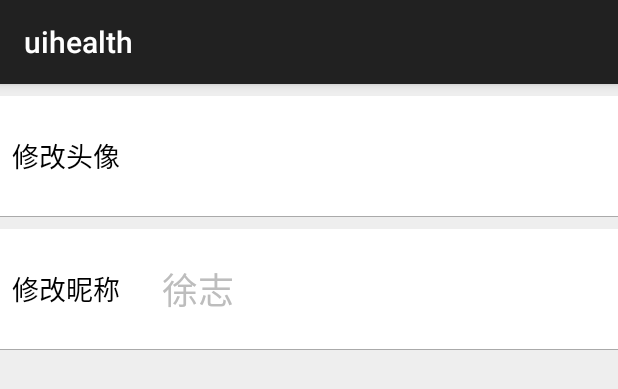
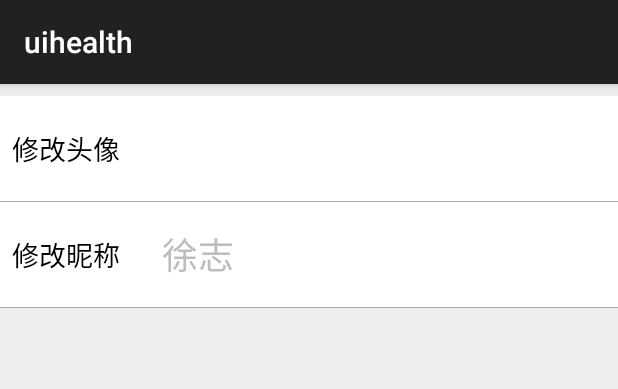
Before and after one commit to NetListener/uihealth, an Android app: the layout fragment_changinfo_layout.xml on its own in the app's theme, with its tools: preview values and no code run, on a phone screen of 412 x 824 dp. Shown: the top 389 px of the screen. Run offline under Robolectric (Android 15) with nearby library versions, the phone set to English and light mode, and no system bars; plain views replace ProgressBarCircularIndeterminate.

Commit message:
界面小修改

```diff
--- a/app/src/main/java/com/example/think/uihealth/view/activity/LoginActivity.java
+++ b/app/src/main/java/com/example/think/uihealth/view/activity/LoginActivity.java
@@ -273,7 +273,7 @@ public class LoginActivity extends AppCompatActivity {
             try {
                 //这个openid可以用来实现QQ分享之类的，他是每一个qq用户的唯一标识码
                 openidString = ((JSONObject) o).getString("openid");
-                //获得openid的hash用来作为qq登入的用户用,永远不会变，并且一一对应
+                //获得openid的hash用来作为qq登入的用户名,永远不会变，并且一一对应
                 openidHashcode = openidString.hashCode();
 
                 Log.i(TAG, String.valueOf(openidHashcode));
@@ -336,6 +336,7 @@ public class LoginActivity extends AppCompatActivity {
     private void QQRegister(final String nickname, final int openidHashcode) {
         BmobUser bmobUser = new BmobUser();
         bmobUser.setUsername(nickname+"_"+openidHashcode);
+        //QQ用户的默认密码是123456
         bmobUser.setPassword("123456");
         bmobUser.signUp(LoginActivity.this, new SaveListener() {
             @Override
--- a/app/src/main/java/com/example/think/uihealth/view/activity/StartActivity.java
+++ b/app/src/main/java/com/example/think/uihealth/view/activity/StartActivity.java
@@ -82,9 +82,9 @@ public class StartActivity extends MaterialNavigationDrawer {
 
 
         setUserEmail(simpleDateFormat.format(new Date()));
-        section_Home = newSection("我的首页", R.drawable.ic_launcher, mHomePageFragment)
+        section_Home = newSection("我的首页", R.drawable.b, mHomePageFragment)
                 .setSectionColor(basicColor);
-        section_Info = newSection("我的信息", R.drawable.ic_launcher, mUserInfoFragment)
+        section_Info = newSection("我的信息", R.drawable.myinfo, mUserInfoFragment)
                 .setSectionColor(basicColor);
 
         //添加section
@@ -211,6 +211,7 @@ public class StartActivity extends MaterialNavigationDrawer {
                     .setPositiveButton("是", new DialogInterface.OnClickListener() {
                         @Override
                         public void onClick(DialogInterface dialog, int which) {
+                            finish();
                             ActivityCollector.getInstance().closeAllActivity();
 
                         }
--- a/app/src/main/java/com/example/think/uihealth/view/fragment/ChangeInfoFragemnt.java
+++ b/app/src/main/java/com/example/think/uihealth/view/fragment/ChangeInfoFragemnt.java
@@ -5,6 +5,7 @@ import android.content.Context;
 import android.content.Intent;
 import android.graphics.Bitmap;
 import android.graphics.BitmapFactory;
+import android.graphics.Color;
 import android.graphics.drawable.BitmapDrawable;
 import android.net.Uri;
 import android.os.Bundle;
@@ -186,6 +187,7 @@ public class ChangeInfoFragemnt extends Fragment {
             @Override
             public void onClick(View v) {
                 showAvatarPop();
+                //viewParent.setBackgroundColor(getResources().getColor(R.color.material_blue_grey_800));
             }
         });
 
--- a/app/src/main/res/layout/fragment_changinfo_layout.xml
+++ b/app/src/main/res/layout/fragment_changinfo_layout.xml
@@ -6,7 +6,7 @@
 
     <LinearLayout
     android:layout_width="match_parent"
-    android:layout_height="80dp"
+    android:layout_height="70dp"
     android:background="@drawable/selector"
     android:orientation="horizontal"
     android:layout_marginTop="8dp"
@@ -37,10 +37,9 @@
         android:background="@android:color/darker_gray"  />
     <LinearLayout
         android:layout_width="match_parent"
-        android:layout_height="80dp"
+        android:layout_height="70dp"
         android:background="@drawable/selector"
         android:orientation="horizontal"
-        android:layout_marginTop="8dp"
         android:id="@+id/layout_changeusernickename"
         >
 
```
Also changed, not shown: app/src/main/res/drawable/b.png (added), app/src/main/res/drawable/myinfo.png (added).
